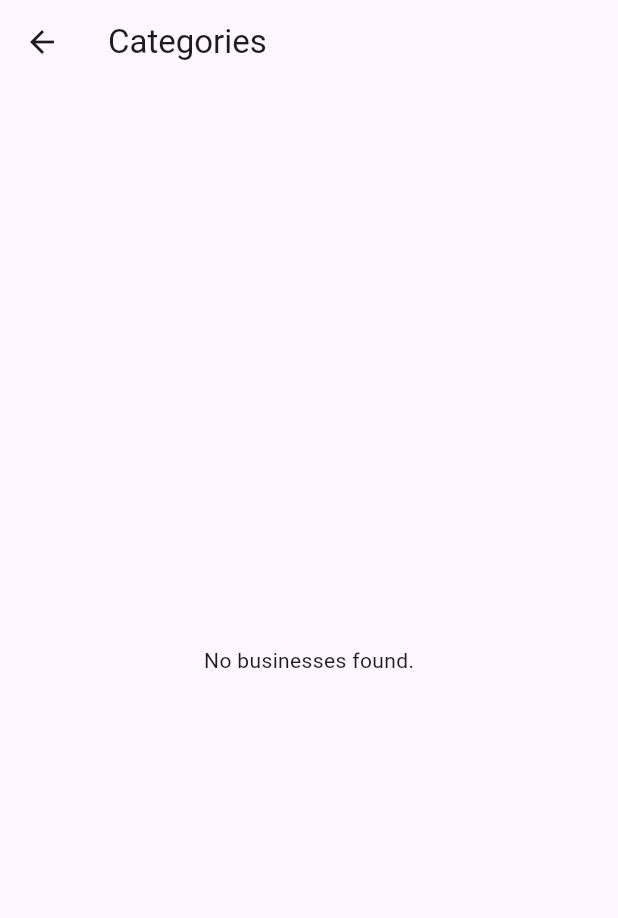
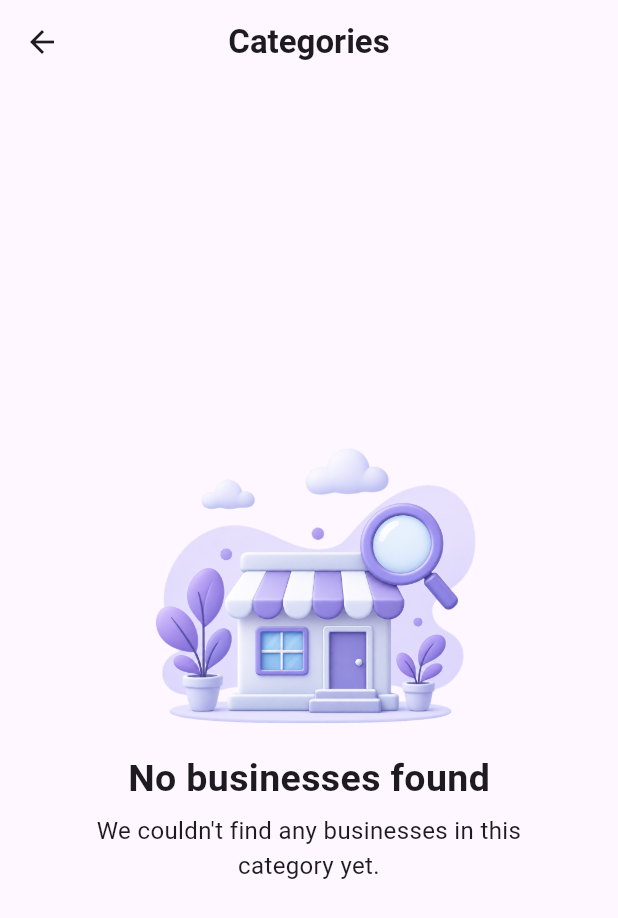
Before and after one commit to Barry3232/locafy, a Flutter app: the HomeScreen screen opened directly, after a tap on the "notifications" icon, after a tap on "Hotels", on a phone screen of 412 x 824 dp. Shown: the top 918 px of the screen. Run offline on Flutter 3.47's test engine with Material 3 defaults, Android fonts, the phone set to English and light mode, and no system bars; our stand-ins replace cloud_firestore, dio, dotted_border, firebase_auth, firebase_core, flutter_map and 7 more; accounts and stored records are empty.

Commit message:
Made update to category screen, businessmodel, home screen.

```diff
--- a/lib/features/screens/categories_screen.dart
+++ b/lib/features/screens/categories_screen.dart
@@ -1,23 +1,66 @@
-import 'package:cloud_firestore/cloud_firestore.dart';
 import 'package:flutter/material.dart';
+import 'package:geolocator/geolocator.dart';
+import 'package:locafy/features/screens/details.dart';
 import 'package:locafy/features/services/category_service.dart';
-import 'package:locafy/models/business_model.dart';
 import 'package:locafy/widgets/home_section/category_wiget.dart';
 
 class CategoriesScreen extends StatefulWidget {
   // final BusinessModel business;
   final String category;
-  const CategoriesScreen({super.key, required this.category});
+  final IconData icon;
+  final String title;
+  final Color color;
+  final Color iconColor;
+  const CategoriesScreen({
+    super.key,
+    required this.category,
+    required this.icon,
+    required this.title,
+    required this.color,
+    required this.iconColor,
+  });
 
   @override
   State<CategoriesScreen> createState() => _CategoriesScreenState();
 }
 
 class _CategoriesScreenState extends State<CategoriesScreen> {
+  Position? userPosition; // Store the position here
+
+  @override
+  void initState() {
+    super.initState();
+    getUserLocation(); // Fetch location when screen loads
+  }
+
+  Future<void> getUserLocation() async {
+    LocationPermission permission = await Geolocator.checkPermission();
+
+    if (permission == LocationPermission.denied) {
+      permission = await Geolocator.requestPermission();
+    }
+    if (permission == LocationPermission.deniedForever) {
+      return;
+    }
+
+    final position = await Geolocator.getCurrentPosition();
+    if (mounted) {
+      setState(() {
+        userPosition = position;
+      });
+    }
+  }
+
   @override
   Widget build(BuildContext context) {
     return Scaffold(
-      appBar: AppBar(title: const Text('Categories')),
+      appBar: AppBar(
+        title: const Text(
+          'Categories',
+          style: TextStyle(fontWeight: FontWeight.bold),
+        ),
+        centerTitle: true,
+      ),
       body: Padding(
         padding: const EdgeInsets.all(20.0),
         child: StreamBuilder(
@@ -32,7 +75,32 @@ class _CategoriesScreenState extends State<CategoriesScreen> {
             }
 
             if (!snapshot.hasData || snapshot.data!.isEmpty) {
-              return const Center(child: Text('No businesses found.'));
+              return Padding(
+                padding: const EdgeInsets.only(left: 35.0, right: 35.0),
+                child: const Column(
+                  mainAxisAlignment: MainAxisAlignment.center,
+                  children: [
+                    Image(
+                      image: AssetImage('assets/images/house.png'),
+                      height: 200,
+                    ),
+                    SizedBox(height: 10),
+                    Text(
+                      'No businesses found',
+                      style: TextStyle(
+                        fontSize: 25,
+                        fontWeight: FontWeight.bold,
+                      ),
+                    ),
+                    SizedBox(height: 5),
+                    Text(
+                      textAlign: TextAlign.center,
+                      'We couldn\'t find any businesses in this category yet.',
+                      style: TextStyle(fontSize: 16),
+                    ),
+                  ],
+                ),
+              );
             }
 
             final businesses = snapshot.data!;
@@ -41,15 +109,62 @@ class _CategoriesScreenState extends State<CategoriesScreen> {
               itemCount: businesses.length,
               itemBuilder: (context, index) {
                 final business = businesses[index];
-                return CategoryWidget(
+                print(businesses.length);
+                final distanceCal = business.getFormattedDistance(userPosition);
+                return Column(
+                  children: [
+                    Row(
+                      children: [
+                        CircleAvatar(
+                          radius: 35,
+                          backgroundColor: widget.color,
+                          child: Icon(
+                            widget.icon,
+                            size: 30,
+                            color: widget.iconColor,
+                          ),
+                        ),
+                        SizedBox(width: 10),
+                        Column(
+                          crossAxisAlignment: CrossAxisAlignment.start,
+                          children: [
+                            Text(
+                              widget.title,
+                              textAlign: TextAlign.start,
+                              style: const TextStyle(
+                                fontSize: 20,
+                                fontWeight: FontWeight.bold,
+                              ),
+                            ),
+                            Text(
+                              "${businesses.length} ${businesses.length == 1 ? 'business' : 'businesses'} found",
+                              textAlign: TextAlign.start,
+                            ),
+                          ],
+                        ),
+                      ],
+                    ),
+                    SizedBox(height: 25),
+                    CategoryWidget(
                       category: business.category,
                       image: business.image,
                       businessName: business.name,
-                  distance: "${business.distance} km",
+                      distance: "$distanceCal km",
                       rating: "${business.rating} ",
                       onTap: () {
+                        Navigator.push(
+                          context,
+                          MaterialPageRoute(
+                            builder: (_) => DetailsScreen(
+                              business: business,
+                              distanceText: "$distanceCal km",
+                            ),
+                          ),
+                        );
                         // Handle tap event, e.g., navigate to business details
                       },
+                    ),
+                  ],
                 );
               },
             );
--- a/lib/features/screens/home.dart
+++ b/lib/features/screens/home.dart
@@ -51,45 +51,14 @@ class _HomeScreenState extends State<HomeScreen> {
       return;
     }
 
-    userPosition = await Geolocator.getCurrentPosition();
-
-    setState(() {});
-    print('USER LAT: ${userPosition!.latitude}');
-    print('USER LNG: ${userPosition!.longitude}');
-  }
-
-  double getDistance(BusinessModel business) {
-    if (userPosition == null ||
-        business.latitude == null ||
-        business.longitude == null) {
-      return 0;
+    final position = await Geolocator.getCurrentPosition();
+    if (mounted) {
+      setState(() {
+        userPosition = position;
+      });
     }
-
-    return Geolocator.distanceBetween(
-      userPosition!.latitude,
-      userPosition!.longitude,
-      business.latitude!,
-      business.longitude!,
-    );
-  }
-
-  String formatDistance(Position userPosition, BusinessModel business) {
-    if (business.latitude == null || business.longitude == null) {
-      return business.distanc ?? '';
-    }
-
-    final meters = Geolocator.distanceBetween(
-      userPosition.latitude,
-      userPosition.longitude,
-      business.latitude!,
-      business.longitude!,
-    );
-
-    if (meters < 1000) {
-      return '${meters.round()} m away';
-    }
-
-    return '${(meters / 1000).toStringAsFixed(1)} km';
+    print('USER LAT: ${userPosition?.latitude}');
+    print('USER LNG: ${userPosition?.longitude}');
   }
 
   @override
@@ -324,7 +293,11 @@ class _HomeScreenState extends State<HomeScreen> {
                             MaterialPageRoute(
                               builder: (context) {
                                 return CategoriesScreen(
+                                  color: Color(0x14FF9800),
+                                  iconColor: Color(0xFFFF9800),
                                   category: 'Restaurants',
+                                  icon: Icons.restaurant_outlined,
+                                  title: 'Restaurants',
                                 );
                               },
                             ),
@@ -340,7 +313,13 @@ class _HomeScreenState extends State<HomeScreen> {
                           Navigator.of(context).push(
                             MaterialPageRoute(
                               builder: (context) {
-                                return CategoriesScreen(category: 'Hotels');
+                                return CategoriesScreen(
+                                  color: Color(0x1400B0FF),
+                                  iconColor: Color(0xFF00B0FF),
+                                  category: 'Hotels',
+                                  icon: Icons.hotel_outlined,
+                                  title: 'Hotels',
+                                );
                               },
                             ),
                           );
@@ -355,7 +334,13 @@ class _HomeScreenState extends State<HomeScreen> {
                           Navigator.of(context).push(
                             MaterialPageRoute(
                               builder: (context) {
-                                return CategoriesScreen(category: 'Shop');
+                                return CategoriesScreen(
+                                  color: Color(0x1400C853),
+                                  iconColor: Color(0xFF00C853),
+                                  category: 'Shop',
+                                  icon: Icons.shopping_bag_outlined,
+                                  title: 'Shops',
+                                );
                               },
                             ),
                           );
@@ -370,7 +355,13 @@ class _HomeScreenState extends State<HomeScreen> {
                           Navigator.of(context).push(
                             MaterialPageRoute(
                               builder: (context) {
-                                return CategoriesScreen(category: 'Services');
+                                return CategoriesScreen(
+                                  color: Color(0x14FF4081),
+                                  iconColor: Color(0xFFFF4081),
+                                  category: 'Services',
+                                  icon: Icons.handyman_outlined,
+                                  title: 'Services',
+                                );
                               },
                             ),
                           );
@@ -423,9 +414,9 @@ class _HomeScreenState extends State<HomeScreen> {
                     scrollDirection: Axis.horizontal,
                     child: Row(
                       children: popularBusinesses.map((business) {
-                        final distanceText = userPosition == null
-                            ? business.distanc ?? ''
-                            : formatDistance(userPosition!, business);
+                        final distanceText = business.getFormattedDistance(
+                          userPosition,
+                        );
                         return Padding(
                           padding: const EdgeInsets.only(right: 15),
                           child: PopularItems(
@@ -463,12 +454,7 @@ class _HomeScreenState extends State<HomeScreen> {
                           builder: (context) {
                             return DetailsScreen(
                               business: businesses[4],
-                              distanceText: userPosition == null
-                                  ? businesses[4].distanc ?? ''
-                                  : formatDistance(
-                                      userPosition!,
-                                      businesses[4],
-                                    ),
+                              distanceText: businesses[4].distanc ?? '',
                             );
                           },
                         ),
@@ -486,12 +472,7 @@ class _HomeScreenState extends State<HomeScreen> {
                           builder: (context) {
                             return DetailsScreen(
                               business: businesses[5],
-                              distanceText: userPosition == null
-                                  ? businesses[5].distanc ?? ''
-                                  : formatDistance(
-                                      userPosition!,
-                                      businesses[5],
-                                    ),
+                              distanceText: businesses[5].distanc ?? '',
                             );
                           },
                         ),
@@ -509,12 +490,7 @@ class _HomeScreenState extends State<HomeScreen> {
                           builder: (context) {
                             return DetailsScreen(
                               business: businesses[6],
-                              distanceText: userPosition == null
-                                  ? businesses[6].distanc ?? ''
-                                  : formatDistance(
-                                      userPosition!,
-                                      businesses[6],
-                                    ),
+                              distanceText: businesses[6].distanc ?? '',
                             );
                           },
                         ),
@@ -532,12 +508,7 @@ class _HomeScreenState extends State<HomeScreen> {
                           builder: (context) {
                             return DetailsScreen(
                               business: businesses[7],
-                              distanceText: userPosition == null
-                                  ? businesses[7].distanc ?? ''
-                                  : formatDistance(
-                                      userPosition!,
-                                      businesses[7],
-                                    ),
+                              distanceText: businesses[7].distanc ?? '',
                             );
                           },
                         ),
--- a/lib/models/business_model.dart
+++ b/lib/models/business_model.dart
@@ -2,6 +2,7 @@ import 'package:locafy/models/features_model.dart';
 import 'package:locafy/models/pictures_modle.dart';
 import 'package:cloud_firestore/cloud_firestore.dart';
 import 'package:locafy/widgets/details_section/amenities_icon.dart';
+import 'package:geolocator/geolocator.dart';
 
 class BusinessModel {
   final String ownerId;
@@ -88,4 +89,23 @@ class BusinessModel {
           [],
     );
   }
+
+  String getFormattedDistance(Position? userPosition) {
+    if (userPosition == null || latitude == null || longitude == null) {
+      return distanc ?? '0 m away';
+    }
+
+    final meters = Geolocator.distanceBetween(
+      userPosition.latitude,
+      userPosition.longitude,
+      latitude!,
+      longitude!,
+    );
+
+    if (meters < 1000) {
+      return '${meters.round()} m away';
+    }
+
+    return '${(meters / 1000).toStringAsFixed(1)} km';
+  }
 }
```
Also changed, not shown: assets/images/house.png (added). Lines whose indentation alone changed are shown as unchanged.
